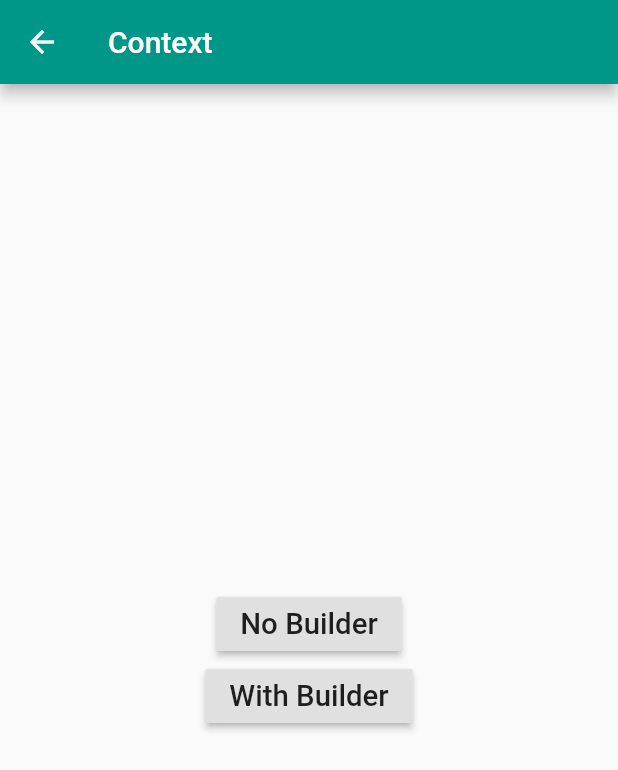
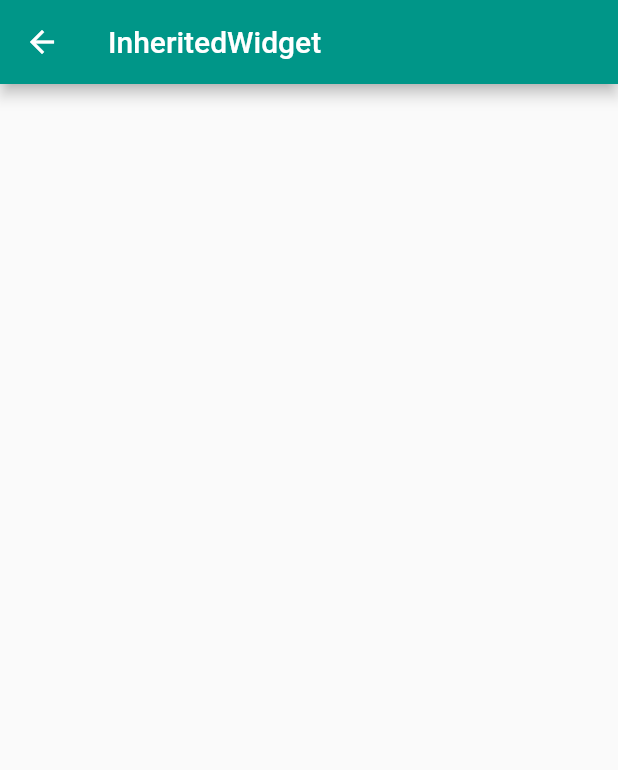
Before and after one commit to raveesh-me/state_management_experiments, a Flutter app: the screen it shows after launch, on a phone screen of 412 x 824 dp. Shown: the top 770 px of the screen. Run offline on Flutter 3.47's test engine with Material 2 defaults, Android fonts, the phone set to English and light mode, and no system bars.

Commit message:
Navigates to inheritedWidget demonstration

```diff
--- a/lib/main.dart
+++ b/lib/main.dart
@@ -1,5 +1,6 @@
 import 'package:flutter/cupertino.dart';
 import 'package:flutter/material.dart';
+import 'package:state_management_experiments/screens/inherited_widget_demo/iwd_stateful_widget_screen.dart';
 import 'package:state_management_experiments/screens/parental_love_screen.dart';
 import 'package:state_management_experiments/screens/set_state_experiment_screen.dart';
 
@@ -14,11 +15,12 @@ class MyApp extends StatelessWidget {
       theme: ThemeData(
         primarySwatch: Colors.teal,
       ),
-      initialRoute: '/parental_love_screen',
+      initialRoute: '/iwd_stateful_screen',
       routes: {
         '/': (_) => HomeScreen(),
         '/set_state_experiment_screen': (_) => SetStateExperimentScreen(),
         '/parental_love_screen': (_) => ParentalLoveScreen(),
+        '/iwd_stateful_screen': (_) => IWDStatefulScreen(),
       },
     );
   }
@@ -43,10 +45,10 @@ class HomeScreen extends StatelessWidget {
             buttonLabel: '01. parental love',
             pushRouteName: '/parental_love_screen',
           ),
-//          HomeScreenSelectionButton(
-//            buttonLabel: '00. setState ',
-//            pushRouteName: '/setState',
-//          ),
+          HomeScreenSelectionButton(
+            buttonLabel: '02. Inherited Colors ',
+            pushRouteName: '/iwd_stateful_screen',
+          ),
 //          HomeScreenSelectionButton(
 //            buttonLabel: '00. setState ',
 //            pushRouteName: '/setState',
--- /dev/null
+++ b/lib/screens/inherited_widget_demo/iwd_stateful_widget_screen.dart
@@ -0,0 +1,17 @@
+import 'package:flutter/material.dart';
+
+class IWDStatefulScreen extends StatefulWidget {
+  @override
+  _IWDStatefulScreenState createState() => _IWDStatefulScreenState();
+}
+
+class _IWDStatefulScreenState extends State<IWDStatefulScreen> {
+  @override
+  Widget build(BuildContext context) {
+    return Scaffold(
+      appBar: AppBar(
+        title: Text('InheritedWidget'),
+      ),
+    );
+  }
+}
--- a/lib/screens/parental_love_screen.dart
+++ b/lib/screens/parental_love_screen.dart
@@ -6,7 +6,6 @@ class ParentalLoveScreen extends StatefulWidget {
   _ParentalLoveScreenState createState() => _ParentalLoveScreenState();
 }
 
-// the stateful widget that maintains colors
 class _ParentalLoveScreenState extends State<ParentalLoveScreen> {
   showLove(BuildContext context) {
     Scaffold.of(context).showSnackBar(
```
